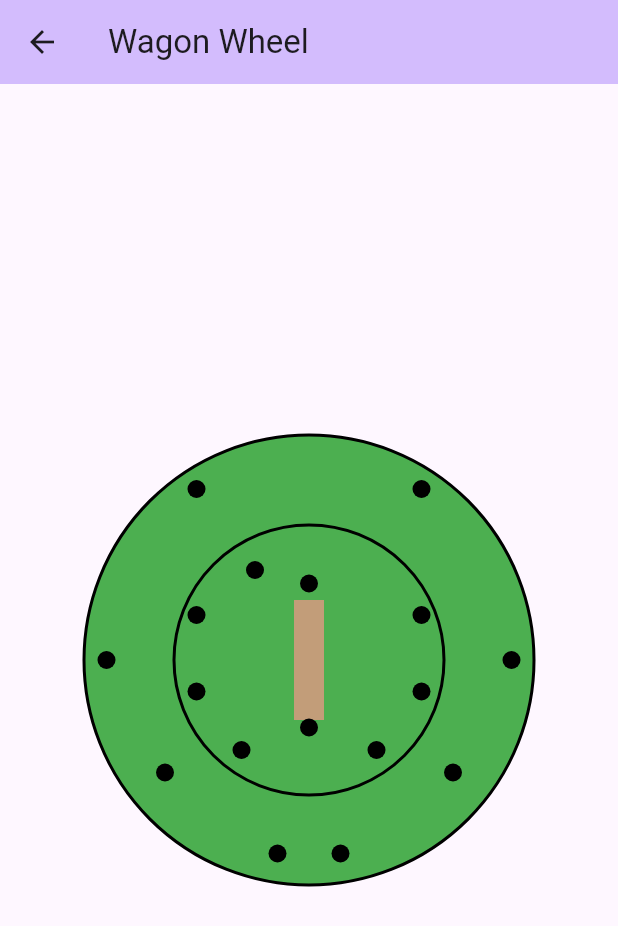
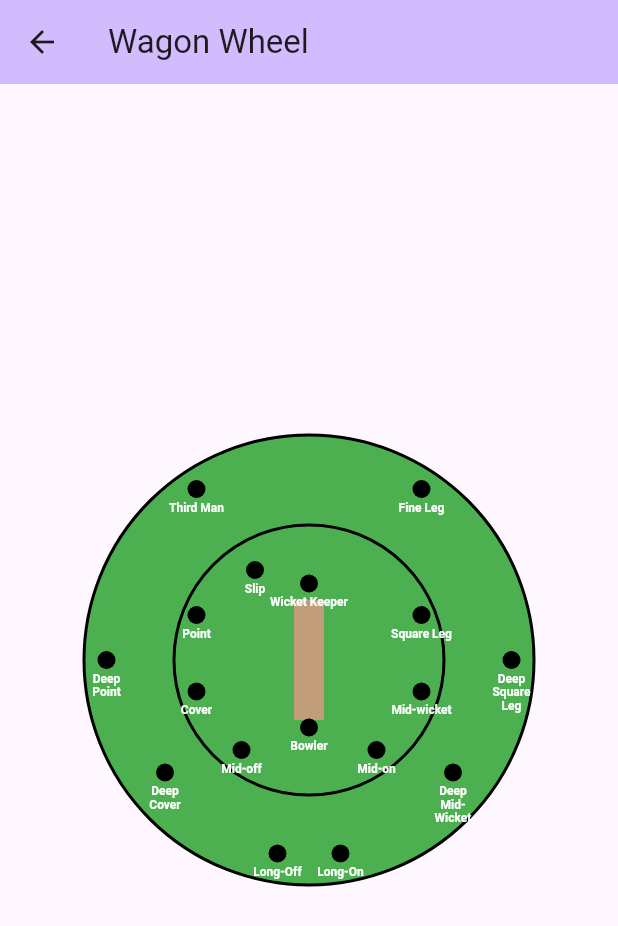
Before and after one commit to thecodemonster1/cric_field_project_1, a Flutter app: the screen it shows after launch, after a tap on "Record Shot", on a phone screen of 412 x 824 dp. Shown: the top 926 px of the screen. Run offline on Flutter 3.47's test engine with Material 3 defaults, Android fonts, the phone set to English and light mode, and no system bars.

Commit message:
Update WagonWheelPainter to center-align fielder labels for improved visibility

```diff
--- a/lib/Pages/WagonWheelPage.dart
+++ b/lib/Pages/WagonWheelPage.dart
@@ -135,6 +135,7 @@ class WagonWheelPainter extends CustomPainter {
     // Draw fielders with smaller text for better visibility
     final textPainter = TextPainter(
       textDirection: TextDirection.ltr,
+      textAlign: TextAlign.center,
     );
 
     for (var fielder in fielderPositions) {
@@ -146,20 +147,20 @@ class WagonWheelPainter extends CustomPainter {
       // Draw fielder circle
       canvas.drawCircle(position, 6, fielderPaint);
 
-      // // Draw fielder label with smaller font
-      // textPainter.text = TextSpan(
-      //   text: fielder['name'] as String,
-      //   style: const TextStyle(
-      //     color: Colors.white,
-      //     fontSize: 8,
-      //     fontWeight: FontWeight.bold,
-      //   ),
-      // );
-      // textPainter.layout();
-      // textPainter.paint(
-      //   canvas,
-      //   position.translate(-textPainter.width / 2, 8),
-      // );
+      // Draw fielder label with smaller font
+      textPainter.text = TextSpan(
+        text: fielder['name'] as String,
+        style: const TextStyle(
+          color: Colors.white,
+          fontSize: 8,
+          fontWeight: FontWeight.bold,
+        ),
+      );
+      textPainter.layout();
+      textPainter.paint(
+        canvas,
+        position.translate(-textPainter.width / 2, 8),
+      );
     }
 
     // // Draw zone lines
```
